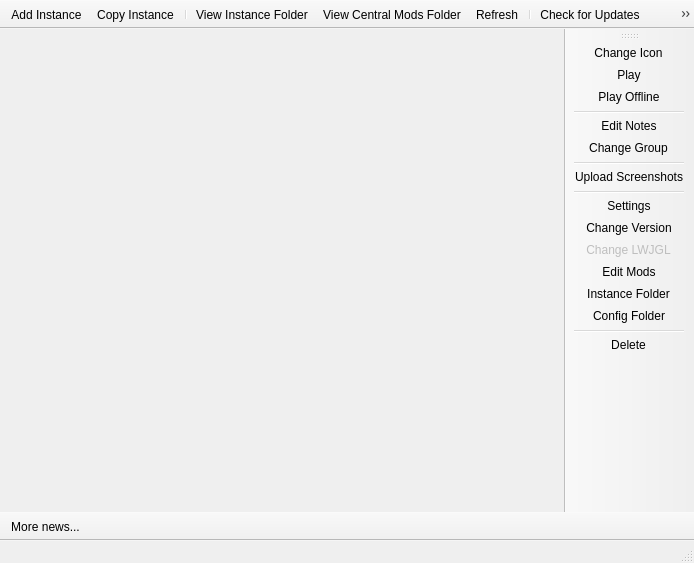
Qt form gui/MainWindow.ui (FreesmTeam/FreesmLauncher) before a commit.
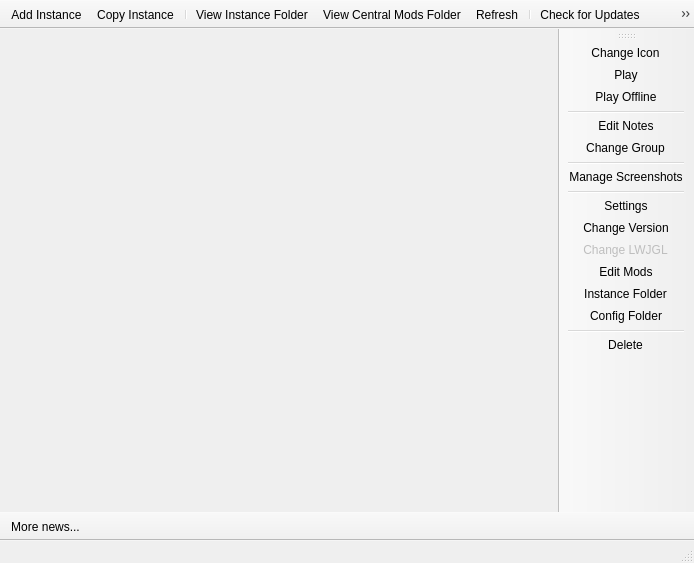
The same form after that commit. Icons and pictures are not drawn.

Commit message: Deleting screenshots. Needs fixing.

Diff of the .ui file:
```diff
--- a/gui/MainWindow.ui
+++ b/gui/MainWindow.ui
@@ -532,7 +532,7 @@
   </action>
   <action name="actionScreenshots">
    <property name="text">
-    <string>Upload Screenshots</string>
+    <string>Manage Screenshots</string>
    </property>
    <property name="toolTip">
     <string>&lt;html&gt;&lt;head/&gt;&lt;body&gt;&lt;p&gt;View and upload screenshots for this instance&lt;/p&gt;&lt;/body&gt;&lt;/html&gt;</string>
```
The commit also changes 6 other files.
